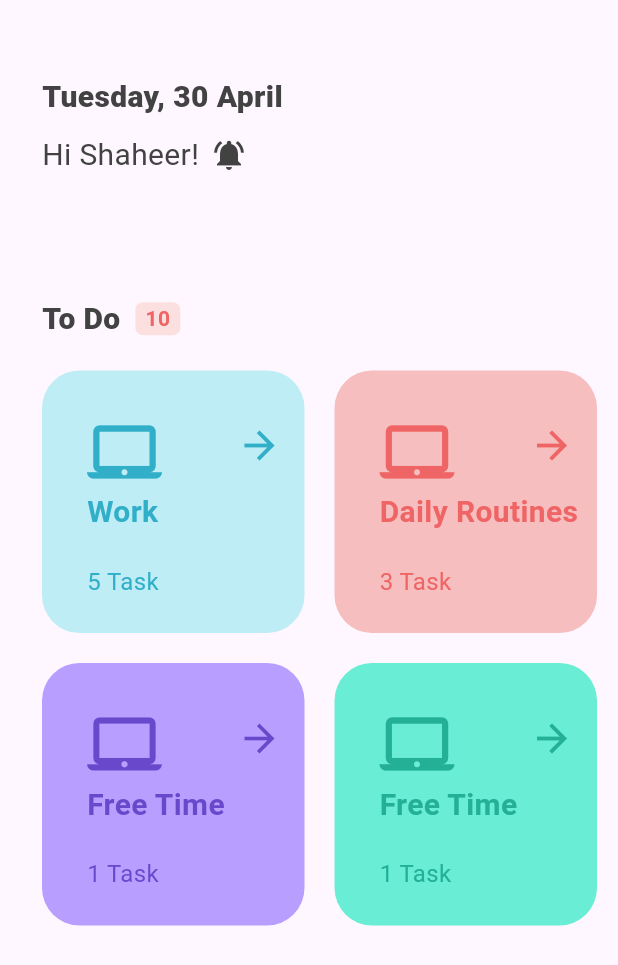
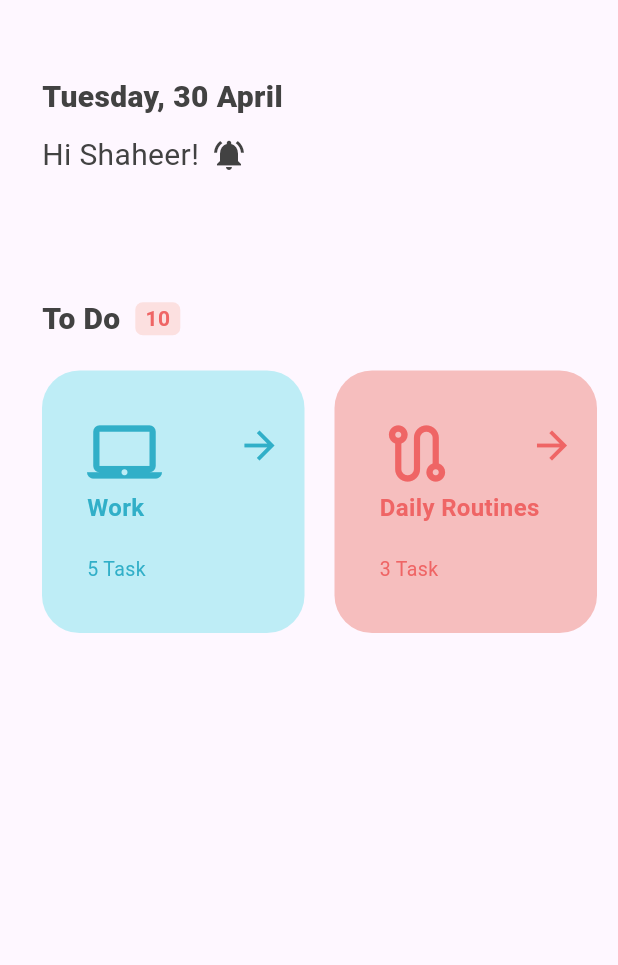
Before and after one commit to meetshaheer/Daily-Plan-App, a Flutter app: the screen it shows after launch, on a phone screen of 412 x 824 dp. Shown: the top 965 px of the screen. Run offline on Flutter 3.47's test engine with Material 3 defaults, Android fonts, the phone set to English and light mode, and no system bars.

Commit message:
pass icons using constructor.

```diff
--- a/daily_plainer/lib/plannerView.dart
+++ b/daily_plainer/lib/plannerView.dart
@@ -70,26 +70,30 @@ class plannerView extends StatelessWidget {
               title: "Work",
               task: "5 Task",
               primary: Color(0xffBEEDF6),
-                secondary: Color(0xff31AFC8)),
+              secondary: Color(0xff31AFC8),
+              catIcon: Icons.laptop_mac,
+            ),
             todoContainerWidget(
               title: "Daily Routines",
               task: "3 Task",
               primary: Color(0xffF6BEBE),
-                secondary: Color(0xffEF6565))
+              secondary: Color(0xffEF6565),
+              catIcon: Icons.route_outlined,
+            )
           ],
         ),
         const Row(
           children: [
-            todoContainerWidget(
-                title: "Free Time",
-                task: "1 Task",
-                primary: Color(0xffB79EFF),
-                secondary: Color(0xff6A48CC)),
-            todoContainerWidget(
-                title: "Free Time",
-                task: "1 Task",
-                primary: Color(0xff69EDD5),
-                secondary: Color(0xff23B097)),
+            // todoContainerWidget(
+            //     title: "Free Time",
+            //     task: "1 Task",
+            //     primary: Color(0xffB79EFF),
+            //     secondary: Color(0xff6A48CC)),
+            // todoContainerWidget(
+            //     title: "Education",
+            //     task: "3 Task",
+            //     primary: Color(0xff69EDD5),
+            //     secondary: Color(0xff23B097)),
           ],
         )
       ],
--- a/daily_plainer/lib/widgets/todoContainerWidget.dart
+++ b/daily_plainer/lib/widgets/todoContainerWidget.dart
@@ -6,6 +6,7 @@ class todoContainerWidget extends StatelessWidget {
   final String task;
   final Color primary;
   final Color secondary;
+  final IconData catIcon;
 
   const todoContainerWidget({
     super.key,
@@ -13,6 +14,7 @@ class todoContainerWidget extends StatelessWidget {
     required this.task,
     required this.primary,
     required this.secondary,
+    required this.catIcon,
   });
   @override
   Widget build(BuildContext context) {
@@ -31,7 +33,7 @@ class todoContainerWidget extends StatelessWidget {
               Row(
                 children: [
                   Icon(
-                    Icons.laptop_mac,
+                    catIcon,
                     color: secondary,
                     size: 50,
                   ).paddingLeft(30).paddingTop(30),
@@ -48,7 +50,7 @@ class todoContainerWidget extends StatelessWidget {
                 child: Text(
                   title,
                   style: TextStyle(
-                    fontSize: 20,
+                    fontSize: 16,
                     fontWeight: FontWeight.w700,
                     color: secondary,
                   ),
@@ -59,7 +61,7 @@ class todoContainerWidget extends StatelessWidget {
                 child: Text(
                   task,
                   style: TextStyle(
-                    fontSize: 16,
+                    fontSize: 13,
                     fontWeight: FontWeight.w400,
                     color: secondary,
                   ),
```
Lines whose indentation alone changed are shown as unchanged.
